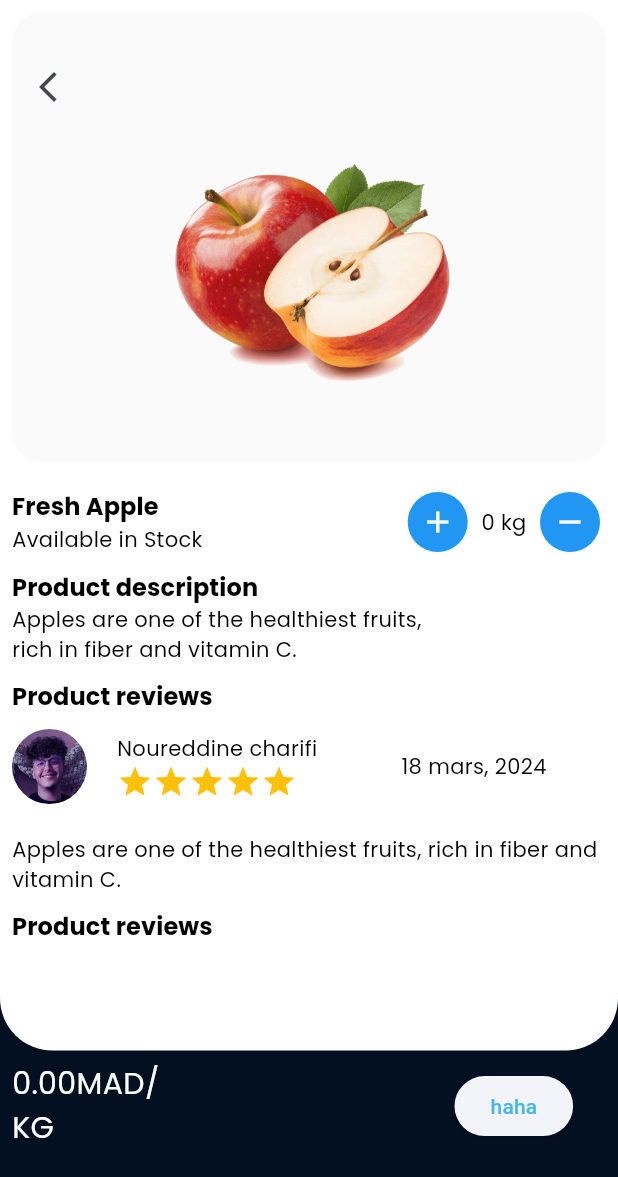
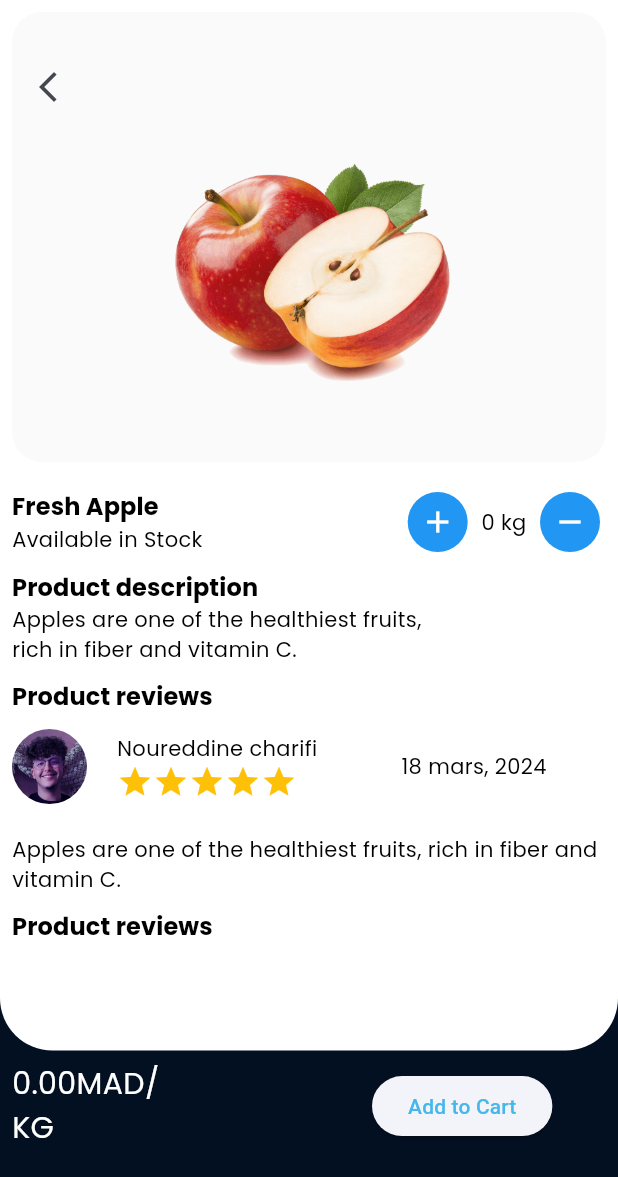
Before and after one commit to noureddinecharifi/GrocerEase, a Flutter app: the screen it shows after launch, after a tap on "Apple", on a phone screen of 412 x 824 dp. Shown: the top 1177 px of the screen. Run offline on Flutter 3.47's test engine with Material 3 defaults, Android fonts, the phone set to English and light mode, and no system bars; our stand-ins replace flutter_screenutil, flutter_slidable, google_fonts, google_nav_bar.

Commit message:
[Groce-02] Add food to cart

```diff
--- a/lib/main.dart
+++ b/lib/main.dart
@@ -1,5 +1,6 @@
 import 'package:flutter/material.dart';
 import 'package:flutter/services.dart';
+import 'package:grocer_ease/provider/fruit_provider.dart';
 import 'package:grocer_ease/screens/homescreen.dart';
 import 'package:flutter_screenutil/flutter_screenutil.dart';
 
@@ -8,6 +9,7 @@ import 'package:provider/provider.dart';
 
 void main() {
   runApp(MultiProvider(providers: [
+    ChangeNotifierProvider(create: (context)=> CartProvider()),
     ChangeNotifierProvider(create: (context) => ThemeProvider()),
   ], child: const MyApp()));
 }
@@ -32,6 +34,6 @@ class MyApp extends StatelessWidget {
         debugShowCheckedModeBanner: false,
         title: 'GrocerEase',
         theme: Provider.of<ThemeProvider>(context).themeData,
-        home: const HomeScreen());
+        home: const HomeScreen(initialTabIndex: 0));
   }
 }
--- a/lib/models/fruits_data.dart
+++ b/lib/models/fruits_data.dart
@@ -1,74 +1,106 @@
 class Fruit {
-  final String name;
-  final String image;
-  final int calories;
-  final double pricePerKilogram;
-  final String description;
-
   Fruit({
+    required this.id,
     required this.name,
     required this.image,
     required this.calories,
     required this.pricePerKilogram,
     required this.description,
+    required this.count,
   });
+
+  final int calories;
+  int count;
+  final String description;
+  final int id;
+  final String image;
+  final String name;
+  final double pricePerKilogram;
+
+  void setCount(int countValue) {
+    count = countValue;
+  }
 }
 
 List<Fruit> fruits = [
   Fruit(
+    id: 0,
+    count: 0,
     name: "Apple",
     image: "assets/images/Apple.png",
     calories: 52,
     pricePerKilogram: 2.5,
-    description: "Apples are one of the healthiest fruits, rich in fiber and vitamin C.",
+    description:
+        "Apples are one of the healthiest fruits, rich in fiber and vitamin C.",
   ),
   Fruit(
+    id: 1,
+    count: 0,
     name: "Banana",
     image: "assets/images/Banana.png",
     calories: 89,
     pricePerKilogram: 1.8,
-    description: "Bananas are a great source of potassium and provide quick energy.",
+    description:
+        "Bananas are a great source of potassium and provide quick energy.",
   ),
   Fruit(
+    id: 2,
+    count: 0,
     name: "Orange",
     image: "assets/images/Orange.png",
     calories: 36,
     pricePerKilogram: 1.8,
-    description: "Oranges are famous for their high vitamin C content and refreshing taste.",
+    description:
+        "Oranges are famous for their high vitamin C content and refreshing taste.",
   ),
   Fruit(
+    id: 3,
+    count: 0,
     name: "Peach",
     image: "assets/images/Peach.png",
     calories: 87,
     pricePerKilogram: 1.8,
-    description: "Peaches are sweet, juicy fruits that are low in calories and rich in vitamins A and C.",
+    description:
+        "Peaches are sweet, juicy fruits that are low in calories and rich in vitamins A and C.",
   ),
   Fruit(
+    id: 4,
+    count: 0,
     name: "Pineapple",
     image: "assets/images/Ananas.png",
     calories: 54,
     pricePerKilogram: 1.8,
-    description: "Pineapples are tropical fruits known for their sweet and tangy flavor.",
+    description:
+        "Pineapples are tropical fruits known for their sweet and tangy flavor.",
   ),
   Fruit(
+    id: 5,
+    count: 0,
     name: "Grapes",
     image: "assets/images/Graps.png",
     calories: 38,
     pricePerKilogram: 1.8,
-    description: "Grapes are small, juicy fruits that come in various colors and are packed with antioxidants.",
+    description:
+        "Grapes are small, juicy fruits that come in various colors and are packed with antioxidants.",
   ),
   Fruit(
+    id: 6,
+    count: 0,
     name: "Kiwi",
     image: "assets/images/Kiwi.png",
     calories: 89,
     pricePerKilogram: 1.8,
-    description: "Kiwis are small fruits with a fuzzy brown exterior and bright green flesh. They are rich in vitamin C and dietary fiber.",
+    description:
+        "Kiwis are small fruits with a fuzzy brown exterior and bright green flesh. They are rich in vitamin C and dietary fiber.",
   ),
   Fruit(
+    id: 7,
+    count: 0,
     name: "Watermelon",
     image: "assets/images/Watermelon.png",
     calories: 30,
     pricePerKilogram: 1.8,
-    description: "Watermelons are large, juicy fruits with a high water content. They are refreshing and low in calories.",
+    description:
+        "Watermelons are large, juicy fruits with a high water content. They are refreshing and low in calories.",
   ),
 ];
--- /dev/null
+++ b/lib/provider/fruit_provider.dart
@@ -0,0 +1,43 @@
+import 'package:flutter/foundation.dart';
+
+import '../models/fruits_data.dart';
+
+class CartProvider with ChangeNotifier {
+  final List<Fruit> _items = [];
+  List<Fruit> get items => _items; // Return unmodifiable list
+
+  int get count => _items.length;
+
+  double get totalPrice =>
+      _items.fold(0.0, (sum, fruit) => sum + fruit.pricePerKilogram);
+
+  bool isFruitInItems(Fruit fruit, List<Fruit> listFruit) {
+    for (Fruit f in listFruit) {
+      if (f.id == fruit.id) {
+        return true;
+      }
+    }
+    return false;
+  }
+
+  void addItem(Fruit fruit) {
+    if (isFruitInItems(fruit, _items)) {
+      fruit.setCount(fruit.count);
+    } else {
+      _items.add(fruit);
+    }
+
+    notifyListeners();
+  }
+
+  void removeItem(Fruit fruit) {
+    fruit.setCount(0);
+    _items.remove(fruit);
+    notifyListeners();
+  }
+
+  void clearCart() {
+    _items.clear();
+    notifyListeners();
+  }
+}
--- /dev/null
+++ b/lib/screens/cart_tab.dart
@@ -0,0 +1,67 @@
+import 'package:flutter/material.dart';
+import 'package:flutter_slidable/flutter_slidable.dart';
+import 'package:grocer_ease/models/fruits_data.dart';
+import 'package:grocer_ease/provider/fruit_provider.dart';
+import 'package:provider/provider.dart';
+
+class CartScreen extends StatelessWidget {
+  const CartScreen({super.key});
+
+  @override
+  Widget build(BuildContext context) {
+    final cart = Provider.of<CartProvider>(context);
+
+    return cart.items.isEmpty
+        ? const Center(child: Text('Your cart is empty.'))
+        : Slidable(
+            startActionPane: ActionPane(
+                motion: ScrollMotion(
+                  key: ValueKey(fruits),
+                ),
+                children: const []),
+            child: ListView.builder(
+              itemCount: cart.items.length,
+              itemBuilder: (context, index) {
+                final fruit = cart.items[index];
+                return ListTile(
+                  title: Text(fruit.name),
+                  subtitle: Text(
+                      'Price: \$${fruit.pricePerKilogram* fruit.count}'), // Use pricePerKilogram
+                  trailing: IconButton(
+                    icon: const Icon(Icons.delete),
+                    onPressed: () => cart.removeItem(fruit),
+                  ),
+                );
+              },
+            ),
+          );
+    // bottomNavigationBar: cart.items.isEmpty
+    //     ? null
+    //     : Container(
+    //         padding: const EdgeInsets.all(16.0), // Add padding
+    //         child: Row(
+    //           mainAxisAlignment: MainAxisAlignment.spaceBetween,
+    //           children: [
+    //             Text(
+    //               'Total: \$' + cart.totalPrice.toStringAsFixed(2),
+    //               style: const TextStyle(
+    //                   fontSize: 18.0, fontWeight: FontWeight.bold),
+    //             ),
+    //             ElevatedButton(
+    //               onPressed: () {
+    //                 // Handle checkout or order placement logic here
+    //                 // (e.g., navigate to a checkout screen)
+    //                 ScaffoldMessenger.of(context).showSnackBar(
+    //                   const SnackBar(
+    //                     content: Text('Checkout initiated!'),
+    //                     duration: Duration(seconds: 2),
+    //                   ),
+    //                 );
+    //               },
+    //               child: const Text('Checkout'),
+    //             ),
+    //           ],
+    //         ),
+    //       );,
+  }
+}
--- a/lib/screens/fruits_details.dart
+++ b/lib/screens/fruits_details.dart
@@ -1,6 +1,9 @@
 import 'package:flutter/material.dart';
 import 'package:grocer_ease/models/fruits_data.dart';
+import 'package:grocer_ease/provider/fruit_provider.dart';
+import 'package:grocer_ease/screens/homescreen.dart';
 import 'package:grocer_ease/utils/constants.dart';
+import 'package:provider/provider.dart';
 
 class FruitsDetails extends StatefulWidget {
   const FruitsDetails({super.key, required this.fruit});
@@ -25,6 +28,13 @@ class _FruitsDetailsState extends State<FruitsDetails> {
       if (_counter > 0) {
         _counter--;
       }
+    });
+  }
+  @override
+  void initState() {
+    super.initState();
+    setState(() {
+      _counter = widget.fruit.count;
     });
   }
 
@@ -228,9 +238,29 @@ class _FruitsDetailsState extends State<FruitsDetails> {
                       style: const TextStyle(fontSize: 20, color: Colors.white),
                     )),
                 const SizedBox(
-                  width: 175,
+                  width: 120,
                 ),
-                ElevatedButton(onPressed: () {}, child: const Text("haha"))
+                ElevatedButton(
+                  onPressed: () {
+                    final cart =
+                        Provider.of<CartProvider>(context, listen: false);
+
+                    widget.fruit.setCount(_counter);
+                    cart.addItem(widget.fruit);
+                    ScaffoldMessenger.of(context).showSnackBar(
+                      SnackBar(
+                        content: Text('${widget.fruit.name} added to cart!'),
+                        duration: const Duration(seconds: 2),
+                      ),
+                    );
+                    Navigator.push(
+                        context,
+                        MaterialPageRoute(
+                            builder: (context) =>
+                                const HomeScreen(initialTabIndex: 2)));
+                  },
+                  child: const Text('Add to Cart'),
+                ),
               ],
             ),
           )
--- /dev/null
+++ b/lib/screens/home_tab.dart
@@ -0,0 +1,104 @@
+import 'package:flutter/material.dart';
+
+import '../models/fruits_data.dart';
+import '../widgets/category_container.dart';
+import '../widgets/fruits_container.dart';
+
+class HomeTabView extends StatefulWidget {
+
+   const HomeTabView({super.key});
+
+  @override
+  State<HomeTabView> createState() => _HomeTabViewState();
+}
+
+class _HomeTabViewState extends State<HomeTabView> {
+    List<String> categories = ['Fruits', 'Fastfood', 'Vegetables', 'Juices'];
+
+  int selectedIndex = 0;
+
+  @override
+  Widget build(BuildContext context) {
+    return  Column(
+            children: [
+              Row(
+                mainAxisAlignment: MainAxisAlignment.spaceBetween,
+                children: [
+                  Text(
+                    "Daily\nGrocery Food",
+                    style: Theme.of(context)
+                        .textTheme
+                        .titleSmall
+                        ?.copyWith(fontSize: 30),
+                  ),
+                  Container(
+                    height: 70,
+                    width: 50,
+                    decoration: BoxDecoration(
+                        color: Colors.white60,
+                        borderRadius: BorderRadius.circular(30),
+                        border:
+                            Border.all(color: Colors.grey.shade200, width: 2)),
+                    child: const Center(
+                      child: Icon(Icons.circle_outlined),
+                    ),
+                  )
+                ],
+              ),
+              const SizedBox(
+                height: 20,
+              ),
+              SizedBox(
+                height: 60,
+                width: double.infinity,
+                child: ListView.builder(
+                    scrollDirection: Axis.horizontal,
+                    itemCount: categories.length,
+                    itemBuilder: (context, index) {
+                      return CategoryItem(
+                          text: categories[index],
+                          isSelected: index == selectedIndex,
+                          onTap: () {
+                            setState(() {
+                              selectedIndex = index;
+                            });
+                          });
+                    }),
+              ),
+              const SizedBox(
+                height: 20,
+              ),
+              Row(
+                mainAxisAlignment: MainAxisAlignment.spaceBetween,
+                children: [
+                  Text(
+                    "Popular Fruits",
+                    style: Theme.of(context)
+                        .textTheme
+                        .headlineLarge
+                        ?.copyWith(fontSize: 20),
+                  ),
+                  const Text("See all"),
+                ],
+              ),
+              const SizedBox(
+                height: 20,
+              ),
+              Expanded(
+                child: GridView.builder(
+                    padding: EdgeInsets.zero,
+                    itemCount: fruits.length,
+                    gridDelegate:
+                        const SliverGridDelegateWithFixedCrossAxisCount(
+                            childAspectRatio: 1 / 1.2, crossAxisCount: 2),
+                    itemBuilder: (context, index) {
+                      return Padding(
+                        padding: const EdgeInsets.all(8.0),
+                        child: FruitCard(fruit: fruits[index]),
+                      );
+                    }),
+              )
+            ],
+          );
+  }
+}
--- a/lib/screens/homescreen.dart
+++ b/lib/screens/homescreen.dart
@@ -1,33 +1,72 @@
 import 'package:flutter/material.dart';
 import 'package:google_nav_bar/google_nav_bar.dart';
-import 'package:grocer_ease/widgets/category_container.dart';
+import 'package:grocer_ease/screens/cart_tab.dart';
+import 'package:grocer_ease/screens/home_tab.dart';
+import 'package:provider/provider.dart';
 
-import '../models/fruits_data.dart';
-import '../widgets/fruits_container.dart';
+import '../provider/fruit_provider.dart';
 
 class HomeScreen extends StatefulWidget {
-  const HomeScreen({super.key});
+  final int initialTabIndex;
+
+  const HomeScreen({super.key, required this.initialTabIndex});
 
   @override
   State<HomeScreen> createState() => _HomeScreenState();
 }
 
 class _HomeScreenState extends State<HomeScreen> {
-  List<String> categories = ['Fruits', 'Fastfood', 'Vegetables', 'Juices'];
-  int selectedIndex = 0;
+  int selectedTab = 0;
+
+  // this is a function
+  Widget getTabView(int selectedTab) {
+    switch (selectedTab) {
+      case 0:
+        return const HomeTabView();
+      case 2:
+        return const CartScreen();
+      default:
+        return const SizedBox();
+    }
+  }
+
+  @override
+  void initState() {
+    super.initState();
+    setState(() {
+      selectedTab = widget.initialTabIndex;
+    });
+  }
+
   @override
   Widget build(BuildContext context) {
+    CartProvider cart = Provider.of<CartProvider>(context, listen: true);
     return Scaffold(
       backgroundColor: Theme.of(context).colorScheme.onBackground,
-      bottomNavigationBar: const Padding(
-        padding: EdgeInsets.symmetric(horizontal: 15.0, vertical: 20),
-        child: GNav(
+      bottomNavigationBar: Padding(
+        padding: const EdgeInsets.symmetric(horizontal: 15.0, vertical: 20),
+        child: Stack(
+          children: [
+            Positioned(
+              left: MediaQuery.sizeOf(context).width * 0.63,
+              top: 5,
+              child: Badge(
+
+                label: Text(cart.items.length.toString()),
+              ),
+            ),
+            GNav(
+              onTabChange: (activeIndex) {
+                setState(() {
+                  selectedTab = activeIndex;
+                });
+              },
               style: GnavStyle.oldSchool,
-          padding: EdgeInsets.symmetric(horizontal: 12, vertical: 12),
+              padding: const EdgeInsets.symmetric(horizontal: 12, vertical: 12),
               gap: 6,
               activeColor: Colors.white,
               color: Colors.white60,
-          tabs: [
+              tabs: const [
                 GButton(
                   icon: Icons.home,
                   text: 'Home',
@@ -46,6 +85,8 @@ class _HomeScreenState extends State<HomeScreen> {
                 )
               ],
             ),
+          ],
+        ),
       ),
       body: Container(
         width: double.infinity,
@@ -55,88 +96,7 @@ class _HomeScreenState extends State<HomeScreen> {
         ),
         child: Padding(
             padding: const EdgeInsets.symmetric(horizontal: 15.0, vertical: 25),
-          child: Column(
-            children: [
-              Row(
-                mainAxisAlignment: MainAxisAlignment.spaceBetween,
-                children: [
-                  Text(
-                    "Daily\nGrocery Food",
-                    style: Theme.of(context)
-                        .textTheme
-                        .titleSmall
-                        ?.copyWith(fontSize: 30),
-                  ),
-                  Container(
-                    height: 70,
-                    width: 50,
-                    decoration: BoxDecoration(
-                        color: Colors.white60,
-                        borderRadius: BorderRadius.circular(30),
-                        border:
-                            Border.all(color: Colors.grey.shade200, width: 2)),
-                    child: const Center(
-                      child: Icon(Icons.circle_outlined),
-                    ),
-                  )
-                ],
-              ),
-              const SizedBox(
-                height: 20,
-              ),
-              SizedBox(
-                height: 60,
-                width: double.infinity,
-                child: ListView.builder(
-                    scrollDirection: Axis.horizontal,
-                    itemCount: categories.length,
-                    itemBuilder: (context, index) {
-                      return CategoryItem(
-                          text: categories[index],
-                          isSelected: index == selectedIndex,
-                          onTap: () {
-                            setState(() {
-                              selectedIndex = index;
-                            });
-                          });
-                    }),
-              ),
-              const SizedBox(
-                height: 20,
-              ),
-              Row(
-                mainAxisAlignment: MainAxisAlignment.spaceBetween,
-                children: [
-                  Text(
-                    "Popular Fruits",
-                    style: Theme.of(context)
-                        .textTheme
-                        .headlineLarge
-                        ?.copyWith(fontSize: 20),
-                  ),
-                  const Text("See all"),
-                ],
-              ),
-              const SizedBox(
-                height: 20,
-              ),
-              Expanded(
-                child: GridView.builder(
-                    padding: EdgeInsets.zero,
-                    itemCount: fruits.length,
-                    gridDelegate:
-                        const SliverGridDelegateWithFixedCrossAxisCount(
-                            childAspectRatio: 1 / 1.2, crossAxisCount: 2),
-                    itemBuilder: (context, index) {
-                      return Padding(
-                        padding: const EdgeInsets.all(8.0),
-                        child: FruitCard(fruit: fruits[index]),
-                      );
-                    }),
-              )
-            ],
-          ),
-        ),
+            child: getTabView(selectedTab)),
       ),
     );
   }
--- a/pubspec.yaml
+++ b/pubspec.yaml
@@ -39,6 +39,7 @@ dependencies:
   provider: ^6.1.2
   flutter_screenutil: ^5.9.0
   google_nav_bar: ^5.0.6
+  flutter_slidable: ^3.1.0
 
 dev_dependencies:
   flutter_test:
```
Also changed, not shown: pubspec.lock. Lines whose indentation alone changed are shown as unchanged.
